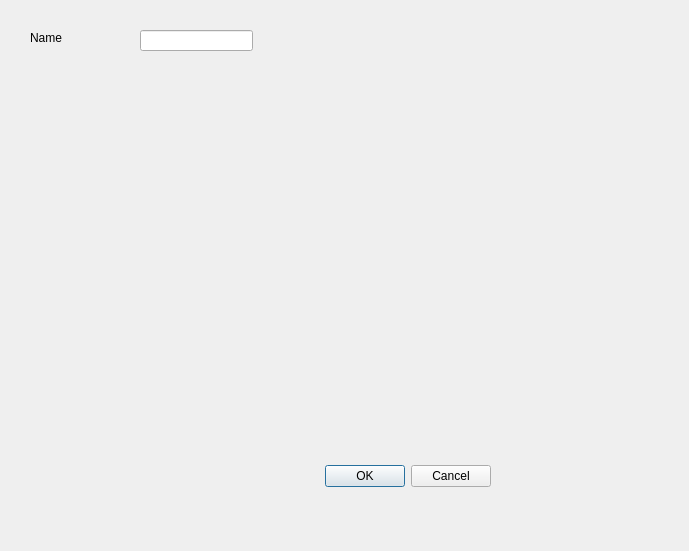
Above: src/computerinputdialog.ui from jmuelbert/jmbde-QT before the change. Below: the same form after it.
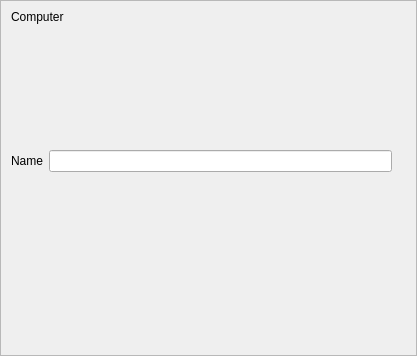
That is the form after the change.

```diff
--- a/src/computerinputdialog.ui
+++ b/src/computerinputdialog.ui
@@ -1,59 +1,65 @@
 <?xml version="1.0" encoding="UTF-8"?>
 <ui version="4.0">
  <class>ComputerInputDialog</class>
- <widget class="QDialog" name="ComputerInputDialog">
+ <widget class="QScrollArea" name="ComputerInputDialog">
   <property name="geometry">
    <rect>
     <x>0</x>
     <y>0</y>
-    <width>689</width>
-    <height>551</height>
+    <width>417</width>
+    <height>356</height>
    </rect>
   </property>
   <property name="windowTitle">
    <string>Dialog</string>
   </property>
-  <widget class="QDialogButtonBox" name="buttonBox">
+  <property name="widgetResizable">
+   <bool>true</bool>
+  </property>
+  <widget class="QWidget" name="scrollAreaWidgetContents">
    <property name="geometry">
     <rect>
-     <x>150</x>
-     <y>460</y>
-     <width>341</width>
-     <height>32</height>
+     <x>0</x>
+     <y>0</y>
+     <width>415</width>
+     <height>354</height>
     </rect>
    </property>
-   <property name="orientation">
-    <enum>Qt::Horizontal</enum>
-   </property>
-   <property name="standardButtons">
-    <set>QDialogButtonBox::Cancel|QDialogButtonBox::Ok</set>
-   </property>
-  </widget>
-  <widget class="QLabel" name="labelComputerName">
-   <property name="geometry">
-    <rect>
-     <x>30</x>
-     <y>30</y>
-     <width>62</width>
-     <height>16</height>
-    </rect>
-   </property>
-   <property name="text">
-    <string>Name</string>
-   </property>
-  </widget>
-  <widget class="QLineEdit" name="lineEditComputerName">
-   <property name="enabled">
-    <bool>true</bool>
-   </property>
-   <property name="geometry">
-    <rect>
-     <x>140</x>
-     <y>30</y>
-     <width>113</width>
-     <height>21</height>
-    </rect>
-   </property>
+   <widget class="QWidget" name="gridLayoutWidget">
+    <property name="geometry">
+     <rect>
+      <x>10</x>
+      <y>30</y>
+      <width>381</width>
+      <height>261</height>
+     </rect>
+    </property>
+    <layout class="QGridLayout" name="gridLayout">
+     <item row="0" column="0">
+      <widget class="QLabel" name="label_2">
+       <property name="text">
+        <string>Name</string>
+       </property>
+      </widget>
+     </item>
+     <item row="0" column="1">
+      <widget class="QLineEdit" name="lineEditComputerName"/>
+     </item>
+    </layout>
+   </widget>
+   <widget class="QLabel" name="label">
+    <property name="geometry">
+     <rect>
+      <x>10</x>
+      <y>0</y>
+      <width>381</width>
+      <height>31</height>
+     </rect>
+    </property>
+    <property name="text">
+     <string>Computer</string>
+    </property>
+   </widget>
   </widget>
  </widget>
  <resources/>
```
Left out of the diff: 36 changed lines with no effect on the pictures.
